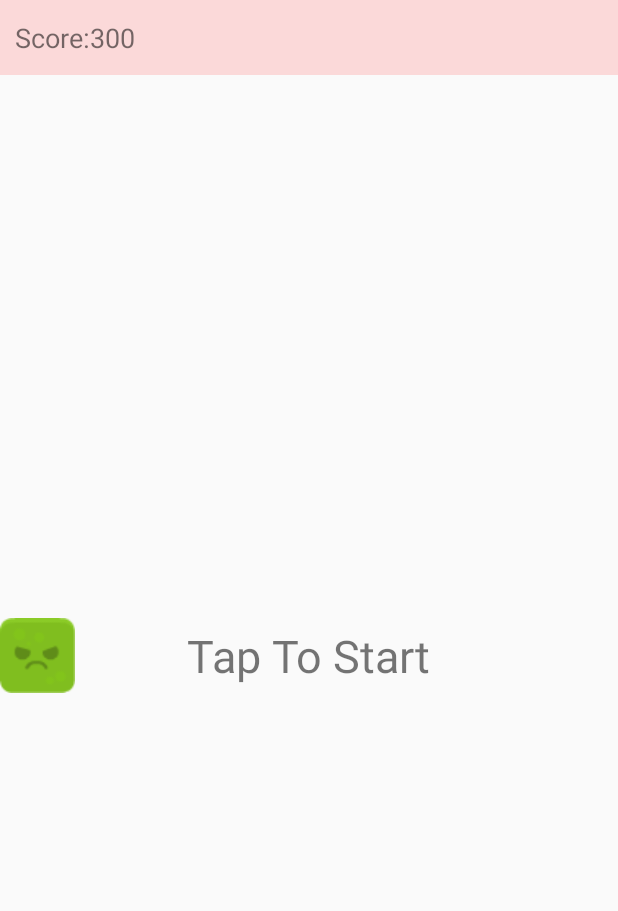
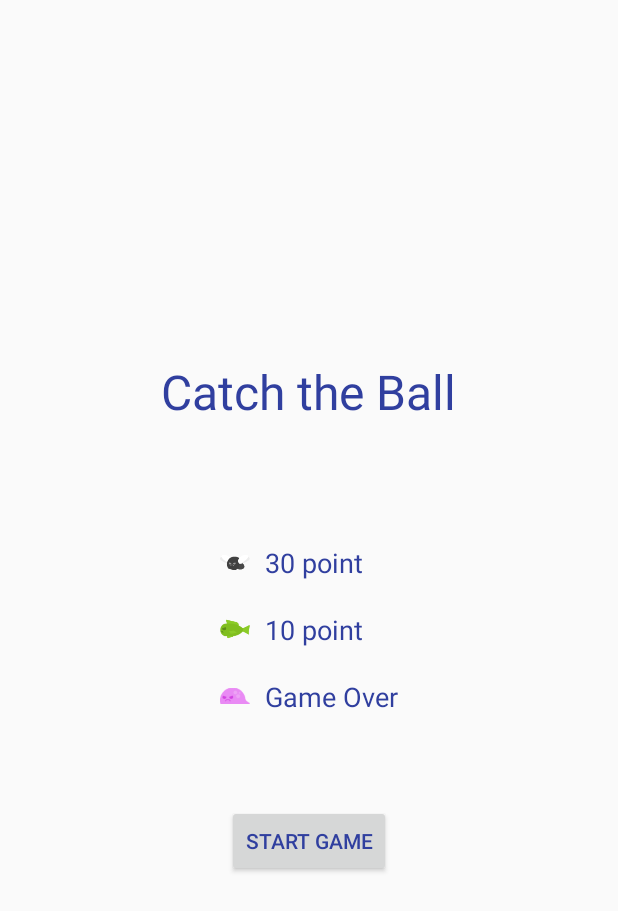
Before and after one commit to rayaldeo/CatchTheBallAndroidGame, an Android app: the screen it shows after launch (MainActivity before the commit, Start after it), on a phone screen of 412 x 824 dp. Shown: the top 911 px of the screen. Run offline under Robolectric (Android 15) with nearby library versions, the phone set to English and light mode, and no system bars.

Commit message:
Added start Screen,Result Screen,Custom Text, and Saving of High Score

```diff
--- /dev/null
+++ b/app/src/main/java/com/example/jonnyelliott/catchtheball/Start.java
@@ -0,0 +1,32 @@
+package com.example.jonnyelliott.catchtheball;
+
+import android.content.Intent;
+import android.support.v7.app.AppCompatActivity;
+import android.os.Bundle;
+import android.view.KeyEvent;
+import android.view.View;
+
+public class Start extends AppCompatActivity {
+
+    @Override
+    protected void onCreate(Bundle savedInstanceState) {
+        super.onCreate(savedInstanceState);
+        setContentView(R.layout.activity_start);
+    }
+
+
+    public void startGame(View view){
+        startActivity(new Intent(getApplicationContext(),MainActivity.class));
+    }
+
+    //Disable Return Button
+    public boolean dispatchKeyEvent(KeyEvent event){
+        if(event.getAction() ==KeyEvent.ACTION_DOWN){
+            switch(event.getKeyCode()){
+                case KeyEvent.KEYCODE_BACK:
+                    return true;
+            }
+        }
+        return super.dispatchKeyEvent(event);
+    }
+}
--- /dev/null
+++ b/app/src/main/res/layout/activity_start.xml
@@ -0,0 +1,82 @@
+<?xml version="1.0" encoding="utf-8"?>
+<LinearLayout xmlns:android="http://schemas.android.com/apk/res/android"
+    xmlns:tools="http://schemas.android.com/tools"
+    android:id="@+id/activity_start"
+    android:layout_width="match_parent"
+    android:layout_height="match_parent"
+    android:orientation="vertical"
+    android:gravity="center"
+    tools:context="com.example.jonnyelliott.catchtheball.Start">
+
+    <TextView
+        android:layout_width="wrap_content"
+        android:layout_height="wrap_content"
+        android:text="Catch the Ball"
+        android:textSize="32sp"
+        />
+
+    <TableLayout
+        android:layout_width="wrap_content"
+        android:layout_height="wrap_content"
+        android:layout_marginTop="80dp">
+        <TableRow
+            android:gravity="center_vertical"
+            >
+            <ImageView
+                android:layout_width="20dp"
+                android:layout_height = "20dp"
+                android:src="@drawable/fly_fly1"
+                />
+            <TextView
+                android:layout_width="wrap_content"
+                android:layout_height = "wrap_content"
+                android:text ="30 point"
+                android:textSize="18sp"
+                android:paddingLeft="10dp"
+                />
+        </TableRow>
+
+        <TableRow
+            android:layout_marginTop="20dp"
+            android:gravity="center_vertical"
+            >
+            <ImageView
+                android:layout_width="20dp"
+                android:layout_height = "20dp"
+                android:src="@drawable/fish_swim1"
+                />
+            <TextView
+                android:layout_width="wrap_content"
+                android:layout_height = "wrap_content"
+                android:text ="10 point"
+                android:textSize="18sp"
+                android:paddingLeft="10dp"
+                />
+        </TableRow>
+
+        <TableRow
+            android:layout_marginTop="20dp"
+            android:gravity="center_vertical"
+            >
+            <ImageView
+                android:layout_width="20dp"
+                android:layout_height = "20dp"
+                android:src="@drawable/slime_walk1"
+                />
+            <TextView
+                android:layout_width="wrap_content"
+                android:layout_height = "wrap_content"
+                android:text ="Game Over"
+                android:textSize="18sp"
+                android:paddingLeft="10dp"
+                />
+        </TableRow>
+    </TableLayout>
+
+    <Button
+        android:layout_width="wrap_content"
+        android:layout_height="wrap_content"
+        android:layout_marginTop="60dp"
+        android:text="Start Game"
+        android:onClick="startGame"/>
+</LinearLayout>
--- a/app/src/main/res/values/dimens.xml
+++ b/app/src/main/res/values/dimens.xml
@@ -3,5 +3,5 @@
     <dimen name="activity_horizontal_margin">16dp</dimen>
     <dimen name="activity_vertical_margin">16dp</dimen>
 
-    <dimen name ="starting_position">-80dp</dimen>
+    <dimen name="starting_position">-80dp</dimen>
 </resources>
--- a/app/src/main/res/values/styles.xml
+++ b/app/src/main/res/values/styles.xml
@@ -6,6 +6,8 @@
         <item name="colorPrimary">@color/colorPrimary</item>
         <item name="colorPrimaryDark">@color/colorPrimaryDark</item>
         <item name="colorAccent">@color/colorAccent</item>
+        <item name="android:textColor">@color/colorPrimaryDark</item>
+
     </style>
 
 </resources>
```
Also changed, not shown: app/src/main/AndroidManifest.xml (+12 -3 lines), app/src/main/java/com/example/jonnyelliott/catchtheball/MainActivity.java (+72 -1 lines), app/src/main/java/com/example/jonnyelliott/catchtheball/result.java (added, +59 -0 lines), app/src/main/res/layout/activity_result.xml (added, +43 -0 lines), app/src/main/assets/fonts/ultimate_gameplayer_pixel.ttf (added), app/src/main/res/drawable/blocker_body.png (added), app/src/main/res/drawable/blocker_sad.png (added).
